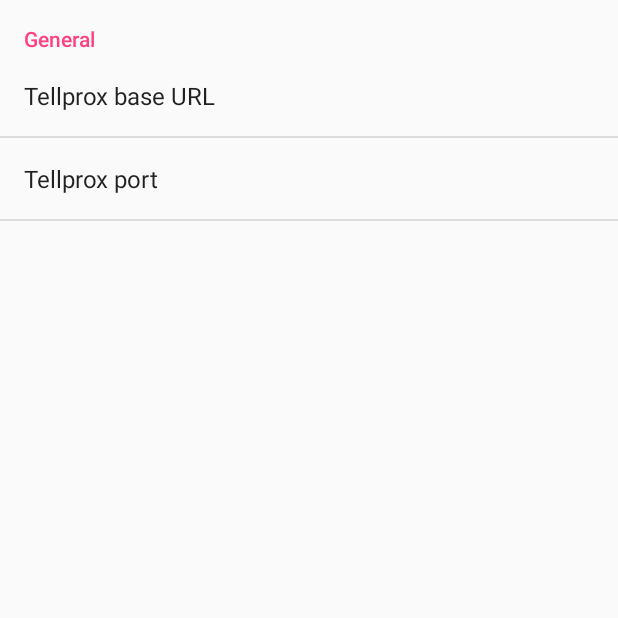
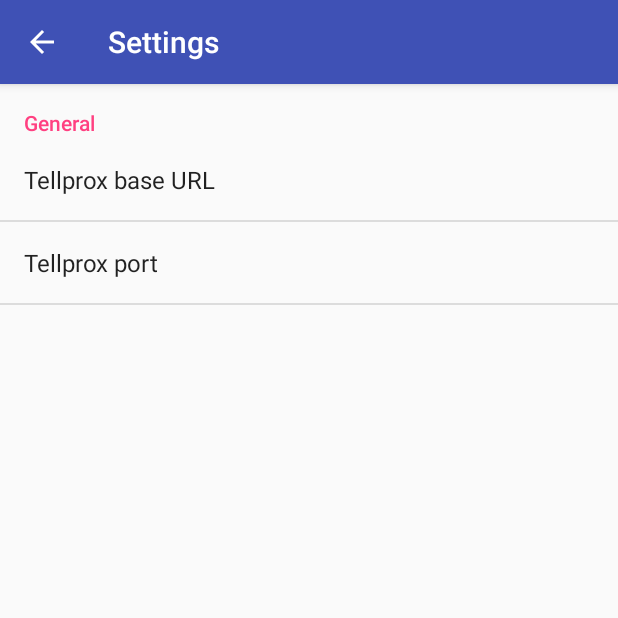
Before and after one commit to sublibra/LightControl, an Android app: the screen it shows after launch (SettingsActivity), in the options menu, after a tap on "Settings", on a phone screen of 412 x 824 dp, the top half of it. Run offline under Robolectric (Android 15) with nearby library versions, the phone set to English and light mode, and no system bars.

Commit message:
Fixed navigation in settings Changes in layout (size, icon, menu) New icon

```diff
--- /dev/null
+++ b/app/src/main/java/se/wtm/sublibra/lightControl/AppCompatPreferenceActivity.java
@@ -0,0 +1,110 @@
+package se.wtm.sublibra.lightControl;
+
+import android.content.res.Configuration;
+import android.os.Bundle;
+import android.preference.PreferenceActivity;
+import android.support.annotation.LayoutRes;
+import android.support.annotation.Nullable;
+import android.support.v7.app.ActionBar;
+import android.support.v7.app.AppCompatDelegate;
+import android.support.v7.widget.Toolbar;
+import android.view.MenuInflater;
+import android.view.View;
+import android.view.ViewGroup;
+
+
+/**
+ * A {@link android.preference.PreferenceActivity} which implements and proxies the necessary calls
+ * to be used with AppCompat.
+ */
+public abstract class AppCompatPreferenceActivity extends PreferenceActivity {
+
+    private AppCompatDelegate mDelegate;
+
+    @Override
+    protected void onCreate(Bundle savedInstanceState) {
+        getDelegate().installViewFactory();
+        getDelegate().onCreate(savedInstanceState);
+        super.onCreate(savedInstanceState);
+    }
+
+    @Override
+    protected void onPostCreate(Bundle savedInstanceState) {
+        super.onPostCreate(savedInstanceState);
+        getDelegate().onPostCreate(savedInstanceState);
+    }
+
+    public ActionBar getSupportActionBar() {
+        return getDelegate().getSupportActionBar();
+    }
+
+    public void setSupportActionBar(@Nullable Toolbar toolbar) {
+        getDelegate().setSupportActionBar(toolbar);
+    }
+
+    @Override
+    public MenuInflater getMenuInflater() {
+        return getDelegate().getMenuInflater();
+    }
+
+    @Override
+    public void setContentView(@LayoutRes int layoutResID) {
+        getDelegate().setContentView(layoutResID);
+    }
+
+    @Override
+    public void setContentView(View view) {
+        getDelegate().setContentView(view);
+    }
+
+    @Override
+    public void setContentView(View view, ViewGroup.LayoutParams params) {
+        getDelegate().setContentView(view, params);
+    }
+
+    @Override
+    public void addContentView(View view, ViewGroup.LayoutParams params) {
+        getDelegate().addContentView(view, params);
+    }
+
+    @Override
+    protected void onPostResume() {
+        super.onPostResume();
+        getDelegate().onPostResume();
+    }
+
+    @Override
+    protected void onTitleChanged(CharSequence title, int color) {
+        super.onTitleChanged(title, color);
+        getDelegate().setTitle(title);
+    }
+
+    @Override
+    public void onConfigurationChanged(Configuration newConfig) {
+        super.onConfigurationChanged(newConfig);
+        getDelegate().onConfigurationChanged(newConfig);
+    }
+
+    @Override
+    protected void onStop() {
+        super.onStop();
+        getDelegate().onStop();
+    }
+
+    @Override
+    protected void onDestroy() {
+        super.onDestroy();
+        getDelegate().onDestroy();
+    }
+
+    public void invalidateOptionsMenu() {
+        getDelegate().invalidateOptionsMenu();
+    }
+
+    private AppCompatDelegate getDelegate() {
+        if (mDelegate == null) {
+            mDelegate = AppCompatDelegate.create(this, null);
+        }
+        return mDelegate;
+    }
+}
--- a/app/src/main/java/se/wtm/sublibra/lightControl/Lights.java
+++ b/app/src/main/java/se/wtm/sublibra/lightControl/Lights.java
@@ -7,7 +7,6 @@ import android.net.ConnectivityManager;
 import android.net.NetworkInfo;
 import android.os.Bundle;
 import android.preference.PreferenceManager;
-import android.support.design.widget.FloatingActionButton;
 import android.support.design.widget.Snackbar;
 import android.support.v7.app.AppCompatActivity;
 import android.support.v7.widget.Toolbar;
@@ -25,18 +24,18 @@ import java.io.IOException;
 
 import se.wtm.sublibra.myapplication.R;
 
-public class Lights extends AppCompatActivity implements DownloadCallback{
+public class Lights extends AppCompatActivity implements DownloadCallback {
 
     public static final String TAG = "LightControl";
     String deviceListURL;
     String deviceURL;
 
-    private void retrieveURLFromSettings(){
+    private void retrieveURLFromSettings() {
         SharedPreferences sharedPrefs = PreferenceManager
                 .getDefaultSharedPreferences(this);
         String baseURL = sharedPrefs.getString("base_url", "NULL");
         String port = sharedPrefs.getString("port", "");
-        if (!port.isEmpty()){
+        if (!port.isEmpty()) {
             port = ":" + port;
         }
         // Ending based on tellprox REST interface
@@ -45,7 +44,7 @@ public class Lights extends AppCompatActivity implements DownloadCallback{
 
     }
 
-    private void retrieveDeviceListFromNetwork(View view) {
+    private void retrieveDeviceListFromNetwork() {
         String message;
         if (deviceListURL == null || !URLUtil.isValidUrl(deviceListURL)) {
             message = "Please set valid base URL setting in settings before updating";
@@ -54,7 +53,7 @@ public class Lights extends AppCompatActivity implements DownloadCallback{
             dt.execute(deviceListURL);
             message = "Update light control list";
         }
-        Snackbar.make(view, message, Snackbar.LENGTH_LONG)
+        Snackbar.make(findViewById(R.id.app_bar), message, Snackbar.LENGTH_LONG)
                 .setAction("Action", null).show();
     }
 
@@ -64,15 +63,12 @@ public class Lights extends AppCompatActivity implements DownloadCallback{
         setContentView(R.layout.activity_lights);
         Toolbar toolbar = (Toolbar) findViewById(R.id.toolbar);
         setSupportActionBar(toolbar);
+
         // Get base url from settings
         retrieveURLFromSettings();
-        FloatingActionButton fab = (FloatingActionButton) findViewById(R.id.fab);
-        fab.setOnClickListener(new View.OnClickListener() {
-            @Override
-            public void onClick(View view) {
-                retrieveDeviceListFromNetwork(view);
-            }
-        });
+
+        // Do initial update
+        retrieveDeviceListFromNetwork();
     }
 
     @Override
@@ -88,6 +84,9 @@ public class Lights extends AppCompatActivity implements DownloadCallback{
             case R.id.action_settings:
                 openSettings();
                 return true;
+            case R.id.action_update_ligts:
+                retrieveDeviceListFromNetwork();
+                return true;
             default:
                 return super.onOptionsItemSelected(item);
         }
@@ -98,15 +97,19 @@ public class Lights extends AppCompatActivity implements DownloadCallback{
         startActivity(intent);
     }
 
-    public void addAvailableControllers(final DeviceList deviceList){
+    public void addAvailableControllers(final DeviceList deviceList) {
+        if (deviceList.getLength() != 0) {
+
             LinearLayout linearLayout = (LinearLayout) findViewById(R.id.controls);
             linearLayout.removeAllViews();
 
-        for (Device device : deviceList.getDevices() ){
+            for (Device device : deviceList.getDevices()) {
                 final Switch devSwitch = new Switch(this);
                 devSwitch.setText(device.getDeviceName());
                 devSwitch.setId(device.getId());
                 devSwitch.setChecked(device.isOn());
+                devSwitch.setTextSize(24);
+                devSwitch.setPadding(0, 0, 0, 20);
                 linearLayout.addView(devSwitch);
                 devSwitch.setOnClickListener(new View.OnClickListener() {
                     @Override
@@ -119,34 +122,44 @@ public class Lights extends AppCompatActivity implements DownloadCallback{
                     }
                 });
             }
+        } else {
+            snackBarMessage("Error - could not find any devices");
         }
 
+    }
+
+    private void snackBarMessage(String message) {
+        Snackbar.make(findViewById(R.id.app_bar), message,
+                Snackbar.LENGTH_LONG)
+                .setAction("Action", null).show();
+    }
 
     /**
      * Update view based on what has been received from the network call
+     *
      * @param netResult NetworkResult object containing command, result or an exception
      */
     @Override
     public void updateFromDownload(Object netResult) {
         NetworkResult result = (NetworkResult) netResult;
         try {
-            if (result.getException()!=null || result.getResultValue() == null){
+            if (result.getException() != null || result.getResultValue() == null) {
+                snackBarMessage("Server communication fail. Check base URL: " + deviceListURL);
                 Log.d(Lights.TAG, "Server communication fail: " + result.getException());
             } else if (result.getCommand().equals(deviceListURL)) {
                 Log.d(Lights.TAG, result.getCommand() + ":" + result.getResultValue());
                 DeviceList deviceList = new DeviceList(result.getResultValue());
                 addAvailableControllers(deviceList);
                 Log.d(Lights.TAG, deviceList.toString());
-            } else if (result.getCommand().contains(deviceURL)){
+            } else if (result.getCommand().contains(deviceURL)) {
                 // The command was a code switch.
                 Log.d(Lights.TAG, result.getCommand() + ":" + result.getResultValue());
             } else {
                 Log.d(Lights.TAG, "Unknown command received: " + result.getCommand());
             }
-        } catch (JSONException e) {
-            e.printStackTrace();
-        } catch (IOException e) {
-            e.printStackTrace();
+        } catch (JSONException|IOException e) {
+            snackBarMessage("Server communication fail" );
+            Log.d(Lights.TAG, "Server communication fail: " + e.getMessage());
         }
     }
 
--- a/app/src/main/java/se/wtm/sublibra/lightControl/SettingsActivity.java
+++ b/app/src/main/java/se/wtm/sublibra/lightControl/SettingsActivity.java
@@ -1,22 +1,32 @@
 package se.wtm.sublibra.lightControl;
 
+import android.content.Intent;
 import android.os.Bundle;
-import android.preference.PreferenceActivity;
 import android.preference.PreferenceFragment;
-import android.support.v7.app.AppCompatDelegate;
+import android.support.v7.app.ActionBar;
+import android.view.MenuItem;
 
 import se.wtm.sublibra.myapplication.R;
 
-public class SettingsActivity extends PreferenceActivity {
-
-    private AppCompatDelegate mDelegate;
+public class SettingsActivity extends AppCompatPreferenceActivity {
 
     @Override
     public void onCreate(Bundle savedInstanceState) {
         super.onCreate(savedInstanceState);
-
+        setupActionBar();
         getFragmentManager().beginTransaction()
                 .replace(android.R.id.content, new SettingsFragment()).commit();
+    }
+
+    /**
+     * Set up the {@link android.app.ActionBar}, if the API is available.
+     */
+    private void setupActionBar() {
+        ActionBar actionBar = getSupportActionBar();
+        if (actionBar != null) {
+            // Show the Up button in the action bar.
+            actionBar.setDisplayHomeAsUpEnabled(true);
+        }
     }
 
     public static class SettingsFragment extends PreferenceFragment {
@@ -24,7 +34,18 @@ public class SettingsActivity extends PreferenceActivity {
         @Override
         public void onCreate(Bundle savedInstanceState) {
             super.onCreate(savedInstanceState);
+            setHasOptionsMenu(true);
             addPreferencesFromResource(R.xml.pref_general);
+        }
+
+        @Override
+        public boolean onOptionsItemSelected(MenuItem item) {
+            int id = item.getItemId();
+            if (id == android.R.id.home) {
+                startActivity(new Intent(getActivity(), Lights.class));
+                return true;
+            }
+            return super.onOptionsItemSelected(item);
         }
     }
 }
--- a/app/src/main/res/layout/content_lights.xml
+++ b/app/src/main/res/layout/content_lights.xml
@@ -15,7 +15,7 @@
         android:layout_width="match_parent"
         android:layout_height="wrap_content"
         android:id="@+id/controls"
-        android:elevation="7dp">
+        android:elevation="7dp"></LinearLayout>
 
-    </LinearLayout>
+
 </android.support.v4.widget.NestedScrollView>
--- a/app/src/main/res/menu/menu_lights.xml
+++ b/app/src/main/res/menu/menu_lights.xml
@@ -7,4 +7,9 @@
         android:orderInCategory="100"
         android:title="@string/action_settings"
         app:showAsAction="never" />
+    <item
+        android:id="@+id/action_update_ligts"
+        android:orderInCategory="100"
+        android:title="@string/action_update_lights"
+        app:showAsAction="never" />
 </menu>
--- a/app/src/main/res/values/strings.xml
+++ b/app/src/main/res/values/strings.xml
@@ -9,5 +9,6 @@
     <string name="pref_base_url">Tellprox base URL</string>
     <string name="pref_default_port">666</string>
     <string name="pref_base_port">Tellprox port</string>
+    <string name="action_update_lights">Update switches</string>
 
 </resources>
```
Also changed, not shown: app/src/main/java/se/wtm/sublibra/lightControl/DeviceList.java (+8 -0 lines), app/src/main/res/layout/activity_lights.xml (+2 -11 lines), app/src/main/res/mipmap-hdpi/ic_launcher.png, app/src/main/res/mipmap-mdpi/ic_launcher.png, app/src/main/res/mipmap-xhdpi/ic_launcher.png, app/src/main/res/mipmap-xxhdpi/ic_launcher.png, app/src/main/res/mipmap-xxxhdpi/ic_launcher.png. Lines whose indentation alone changed are shown as unchanged.
